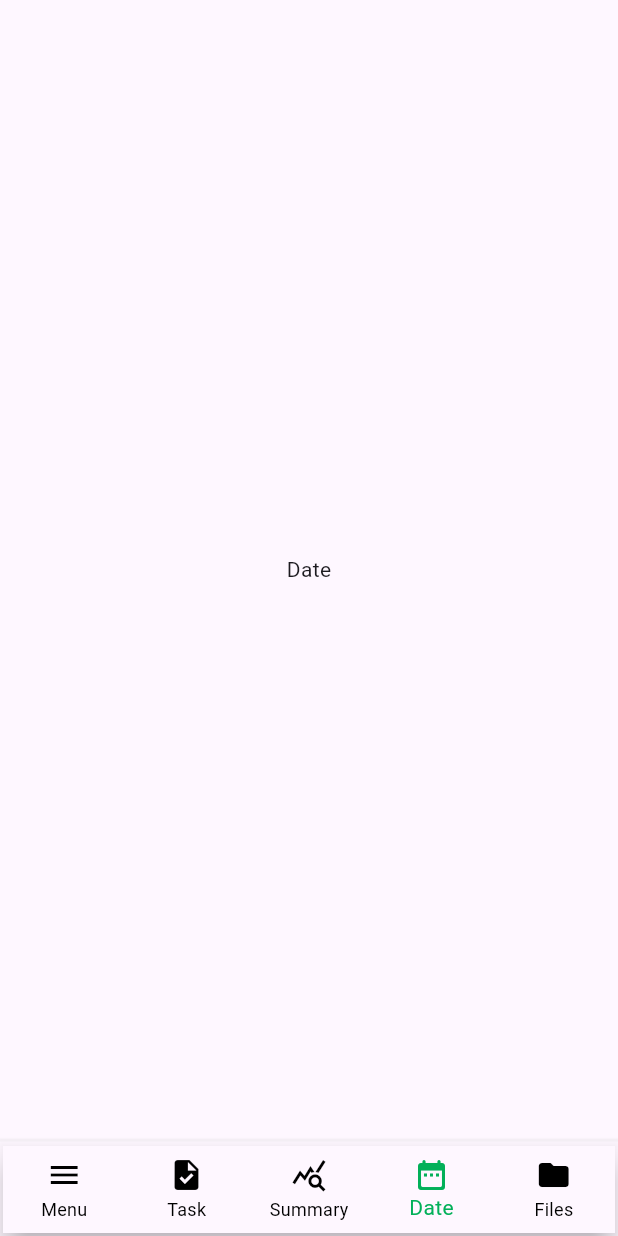
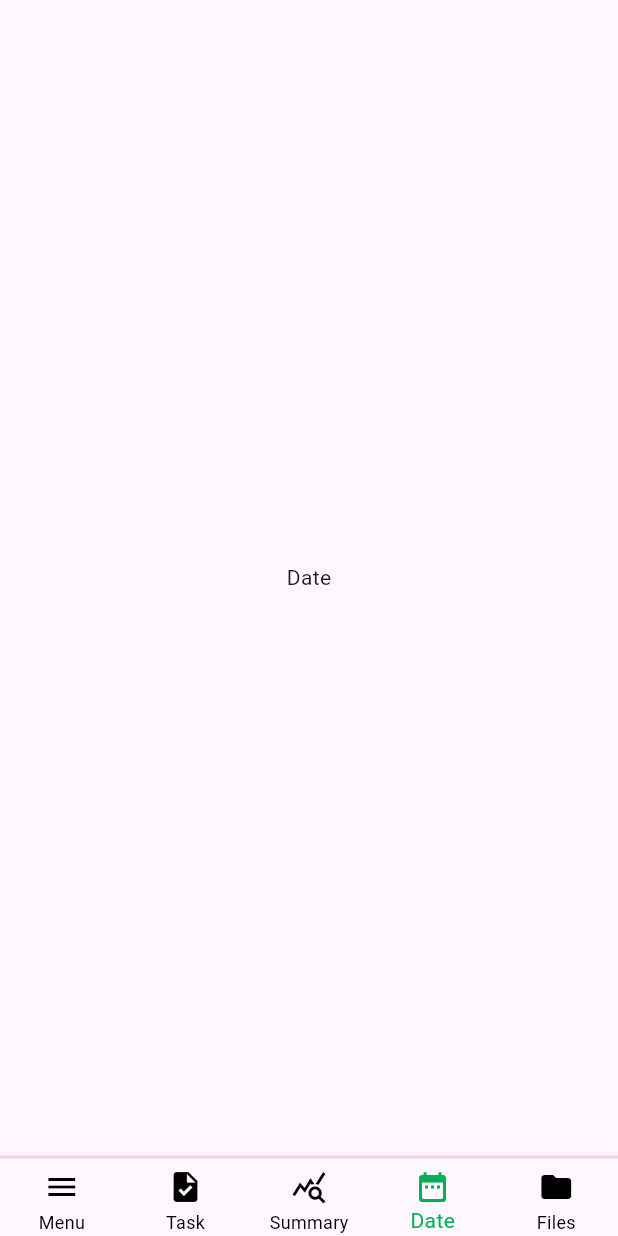
Before and after one commit to byteArrow18/App_Dev_001, a Flutter app: the screen it shows after launch, item 4 of the bottom bar chosen, on a phone screen of 412 x 824 dp. Run offline on Flutter 3.47's test engine with Material 3 defaults, Android fonts, the phone set to English and light mode, and no system bars.

Commit message:
shell page change

```diff
--- a/lib/ShellPage.dart
+++ b/lib/ShellPage.dart
@@ -5,14 +5,16 @@ import 'package:app_dev_001/task/presentation/task.dart';
 import 'package:flutter/material.dart';
 
 class ShellPage extends StatefulWidget {
-  const ShellPage({super.key});
-
+  final double screenWidth;
+  final double screenHeight;
+  const ShellPage({super.key, required this.screenWidth, required this.screenHeight});
+  // const ShellPage({super.key});
   @override
   State<ShellPage> createState() => _ShellPageState();
 }
 
 class _ShellPageState extends State<ShellPage> {
-  int myIndex = 1;
+  int myIndex = 2;
   List<Widget> widgetList = const [
     Text('Home'),
     TaskPage(),
@@ -32,13 +34,13 @@ class _ShellPageState extends State<ShellPage> {
         // toolbarHeight: 30,
         // ),
         bottomNavigationBar: Container(
-          padding: EdgeInsets.all(2),
+          padding: EdgeInsets.zero,
           alignment: Alignment.bottomCenter,
-          height: 65,
+          height: widget.screenHeight * 0.065,
           decoration: BoxDecoration(
             border: Border(
               top: BorderSide(
-                color: const Color.fromARGB(30, 190, 190, 190),
+                color: const Color.fromARGB(30, 255, 0, 0),
                 width: 2,
               ),
             )
--- a/lib/main.dart
+++ b/lib/main.dart
@@ -21,7 +21,8 @@ class MyApp extends StatelessWidget {
         primarySwatch: Colors.blue,
         visualDensity: VisualDensity.adaptivePlatformDensity,
       ),
-      home: ShellPage(),
+      home: ShellPage(screenWidth: screenWidth, screenHeight: screenHeight,),
+      // home: ShellPage(),
     );
   }
 }
```
